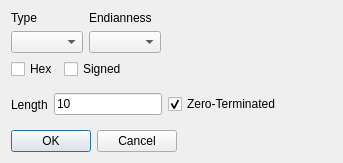
Qt form GUI/EditTypeDialog.ui (korcankaraokcu/PINCE) before a commit.
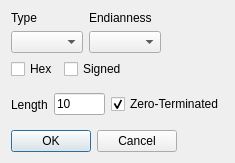
The same form after that commit.

Diff of the .ui file:
```diff
--- a/GUI/EditTypeDialog.ui
+++ b/GUI/EditTypeDialog.ui
@@ -6,7 +6,7 @@
    <rect>
     <x>0</x>
     <y>0</y>
-    <width>343</width>
+    <width>235</width>
     <height>163</height>
    </rect>
   </property>
```
